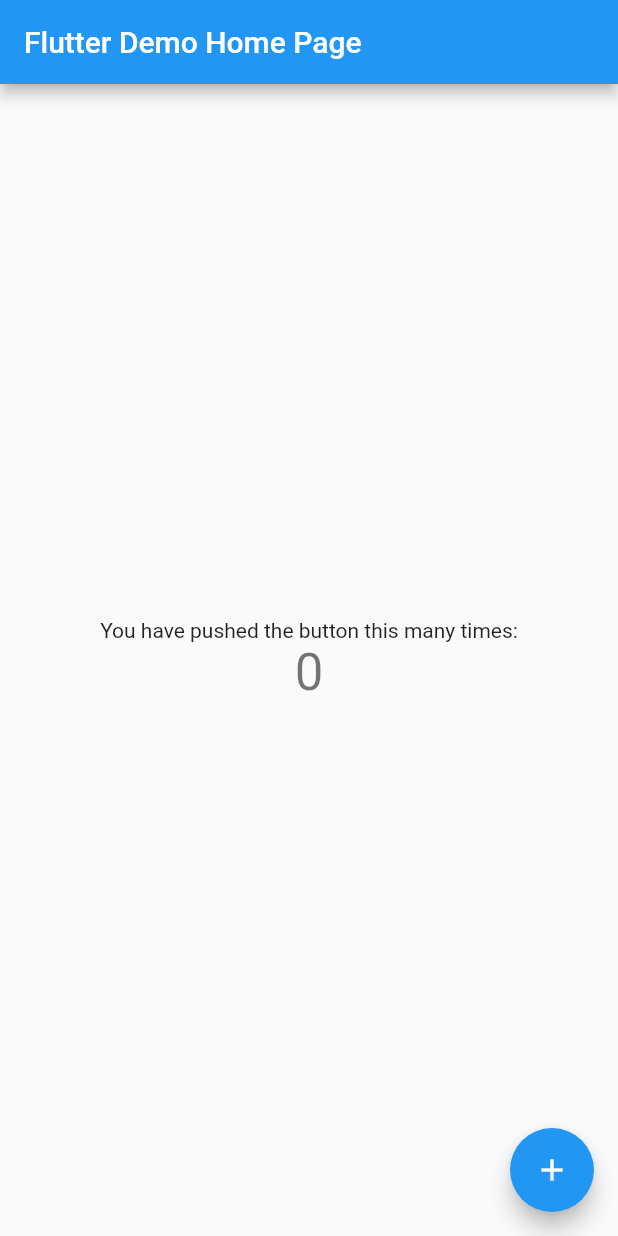
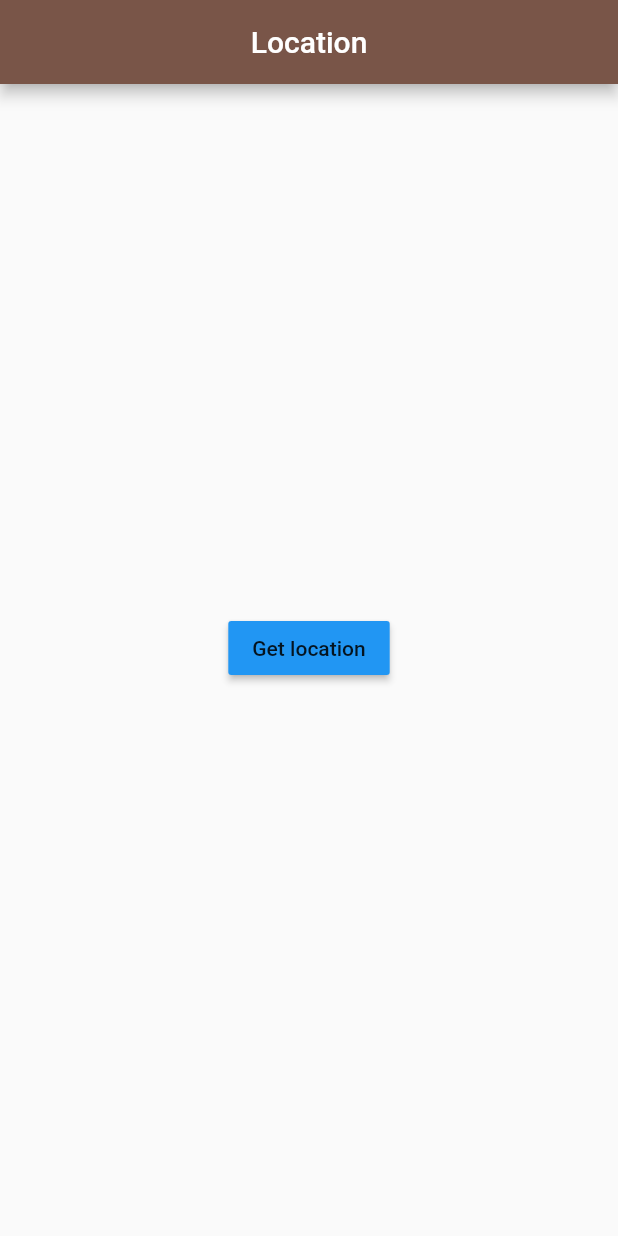
Before and after one commit to DavidMilai/My_Shops, a Flutter app: the screen it shows after launch, on a phone screen of 412 x 824 dp. Run offline on Flutter 3.47's test engine with Material 2 defaults, Android fonts, the phone set to English and light mode, and no system bars; our stand-ins replace flutter_spinkit, geolocator.

Commit message:
get location and displaying location as text

```diff
--- a/lib/main.dart
+++ b/lib/main.dart
@@ -1,4 +1,5 @@
 import 'package:flutter/material.dart';
+import 'screens/loading_screen.dart';
 
 void main() {
   runApp(MyApp());
@@ -20,98 +21,14 @@ class MyApp extends StatelessWidget {
         // or simply save your changes to "hot reload" in a Flutter IDE).
         // Notice that the counter didn't reset back to zero; the application
         // is not restarted.
-        primarySwatch: Colors.blue,
+        primarySwatch: Colors.brown,
         // This makes the visual density adapt to the platform that you run
         // the app on. For desktop platforms, the controls will be smaller and
         // closer together (more dense) than on mobile platforms.
         visualDensity: VisualDensity.adaptivePlatformDensity,
       ),
-      home: MyHomePage(title: 'Flutter Demo Home Page'),
+      home: LoadingScreen(),
+      debugShowCheckedModeBanner: false,
     );
   }
 }
-
-class MyHomePage extends StatefulWidget {
-  MyHomePage({Key key, this.title}) : super(key: key);
-
-  // This widget is the home page of your application. It is stateful, meaning
-  // that it has a State object (defined below) that contains fields that affect
-  // how it looks.
-
-  // This class is the configuration for the state. It holds the values (in this
-  // case the title) provided by the parent (in this case the App widget) and
-  // used by the build method of the State. Fields in a Widget subclass are
-  // always marked "final".
-
-  final String title;
-
-  @override
-  _MyHomePageState createState() => _MyHomePageState();
-}
-
-class _MyHomePageState extends State<MyHomePage> {
-  int _counter = 0;
-
-  void _incrementCounter() {
-    setState(() {
-      // This call to setState tells the Flutter framework that something has
-      // changed in this State, which causes it to rerun the build method below
-      // so that the display can reflect the updated values. If we changed
-      // _counter without calling setState(), then the build method would not be
-      // called again, and so nothing would appear to happen.
-      _counter++;
-    });
-  }
-
-  @override
-  Widget build(BuildContext context) {
-    // This method is rerun every time setState is called, for instance as done
-    // by the _incrementCounter method above.
-    //
-    // The Flutter framework has been optimized to make rerunning build methods
-    // fast, so that you can just rebuild anything that needs updating rather
-    // than having to individually change instances of widgets.
-    return Scaffold(
-      appBar: AppBar(
-        // Here we take the value from the MyHomePage object that was created by
-        // the App.build method, and use it to set our appbar title.
-        title: Text(widget.title),
-      ),
-      body: Center(
-        // Center is a layout widget. It takes a single child and positions it
-        // in the middle of the parent.
-        child: Column(
-          // Column is also a layout widget. It takes a list of children and
-          // arranges them vertically. By default, it sizes itself to fit its
-          // children horizontally, and tries to be as tall as its parent.
-          //
-          // Invoke "debug painting" (press "p" in the console, choose the
-          // "Toggle Debug Paint" action from the Flutter Inspector in Android
-          // Studio, or the "Toggle Debug Paint" command in Visual Studio Code)
-          // to see the wireframe for each widget.
-          //
-          // Column has various properties to control how it sizes itself and
-          // how it positions its children. Here we use mainAxisAlignment to
-          // center the children vertically; the main axis here is the vertical
-          // axis because Columns are vertical (the cross axis would be
-          // horizontal).
-          mainAxisAlignment: MainAxisAlignment.center,
-          children: <Widget>[
-            Text(
-              'You have pushed the button this many times:',
-            ),
-            Text(
-              '$_counter',
-              style: Theme.of(context).textTheme.headline4,
-            ),
-          ],
-        ),
-      ),
-      floatingActionButton: FloatingActionButton(
-        onPressed: _incrementCounter,
-        tooltip: 'Increment',
-        child: Icon(Icons.add),
-      ), // This trailing comma makes auto-formatting nicer for build methods.
-    );
-  }
-}
--- /dev/null
+++ b/lib/screens/loading_screen.dart
@@ -0,0 +1,76 @@
+import 'package:flutter/material.dart';
+import 'package:geolocator/geolocator.dart';
+import 'package:flutter_spinkit/flutter_spinkit.dart';
+
+class LoadingScreen extends StatefulWidget {
+  @override
+  _LoadingScreenState createState() => _LoadingScreenState();
+}
+
+final Geolocator geolocator = Geolocator();
+Position position;
+String currentAddress;
+
+getLocation() async {
+  position = await Geolocator()
+      .getCurrentPosition(desiredAccuracy: LocationAccuracy.high);
+  getAddressFromLatLng();
+}
+
+getAddressFromLatLng() async {
+  try {
+    List<Placemark> p = await geolocator.placemarkFromCoordinates(
+        position.latitude, position.longitude);
+
+    Placemark place = p[0];
+
+    currentAddress =
+        "${place.subLocality}, ${place.locality}, ${place.country}";
+    print(currentAddress);
+  } catch (e) {
+    print(e);
+  }
+}
+
+final spinKit = SpinKitFadingGrid(
+  color: Colors.brown,
+  size: 150.0,
+);
+
+class _LoadingScreenState extends State<LoadingScreen> {
+  @override
+  Widget build(BuildContext context) {
+    Size size = MediaQuery.of(context).size;
+    return Scaffold(
+        appBar: AppBar(
+          title: Text('Location'),
+          centerTitle: true,
+        ),
+        body: Padding(
+          padding: EdgeInsets.all(8.0),
+          child: Center(
+            child: Column(
+              mainAxisAlignment: MainAxisAlignment.center,
+              crossAxisAlignment: CrossAxisAlignment.center,
+              children: [
+                MaterialButton(
+                    color: Colors.blue,
+                    child: Text('Get location'),
+                    onPressed: () {
+                      print(position);
+                      setState(() {
+                        getLocation();
+                      });
+                    }),
+                currentAddress == null
+                    ? Text('')
+                    : Text(
+                        currentAddress,
+                        textAlign: TextAlign.center,
+                      )
+              ],
+            ),
+          ),
+        ));
+  }
+}
--- a/pubspec.yaml
+++ b/pubspec.yaml
@@ -28,6 +28,8 @@ dependencies:
   # The following adds the Cupertino Icons font to your application.
   # Use with the CupertinoIcons class for iOS style icons.
   cupertino_icons: ^0.1.3
+  flutter_spinkit: ^4.1.2+1
+  geolocator: ^5.3.2+2
 
 dev_dependencies:
   flutter_test:
```
Also changed, not shown: pubspec.lock, 1 other file.
